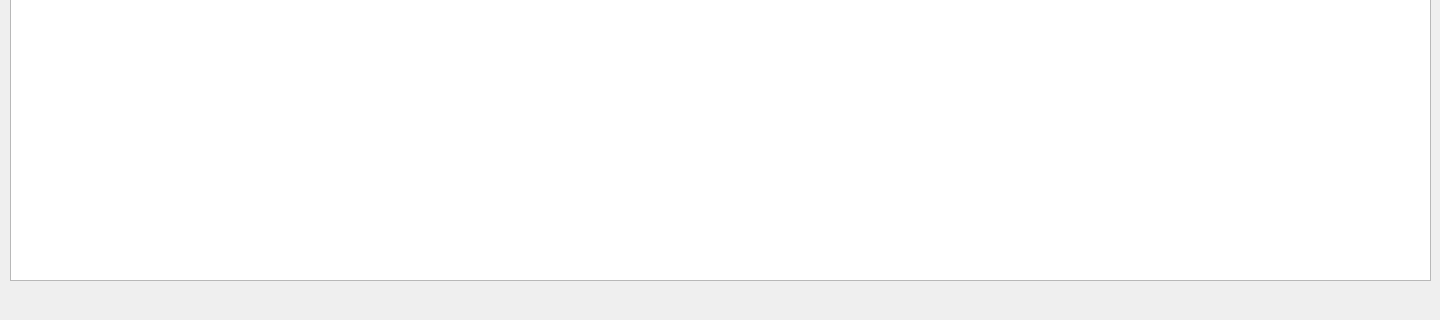
The window that ui/main_window_2.ui (Tanax-Xt/Digital-journal-Desktop) describes before a commit, drawn with Qt 5; both pictures show x 0 to 1440 and y 460 to 780 of the 1440 by 780 pixel window.
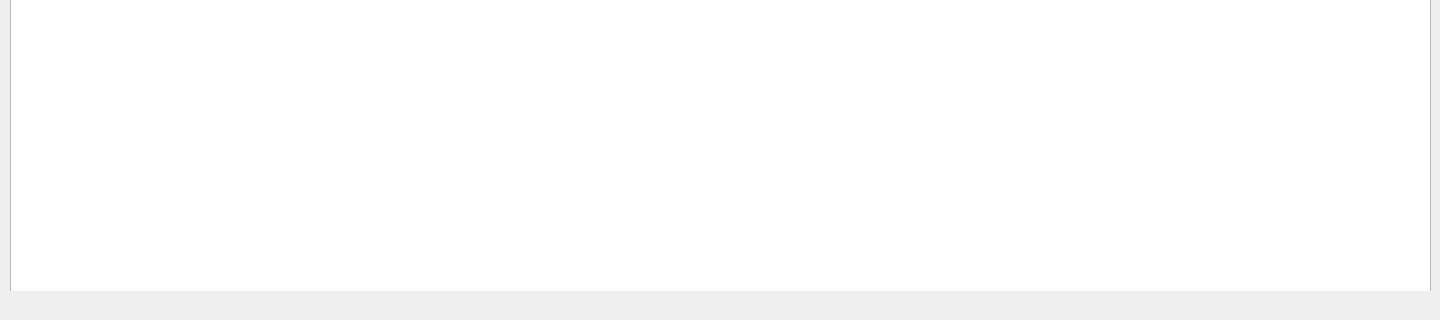
The same window after the commit.

Commit message: update teacher ui and add marks table to teacher

Diff of the .ui file:
```diff
--- a/ui/main_window_2.ui
+++ b/ui/main_window_2.ui
@@ -25,7 +25,15 @@
   <property name="windowTitle">
    <string>MainWindow</string>
   </property>
-  <widget class="QWidget" name="centralwidget">
+  <widget class="QWidget" name="centralwidget" native="true">
+   <property name="geometry">
+    <rect>
+     <x>0</x>
+     <y>0</y>
+     <width>1441</width>
+     <height>751</height>
+    </rect>
+   </property>
    <widget class="QWidget" name="horizontalLayoutWidget">
     <property name="geometry">
      <rect>
@@ -136,13 +144,13 @@
      </item>
     </layout>
    </widget>
-   <widget class="QTableWidget" name="tableWidget">
+   <widget class="QTableView" name="tableView">
     <property name="geometry">
      <rect>
       <x>10</x>
       <y>180</y>
       <width>1421</width>
-      <height>561</height>
+      <height>581</height>
      </rect>
     </property>
    </widget>
```
The commit also changes 3 other files.
